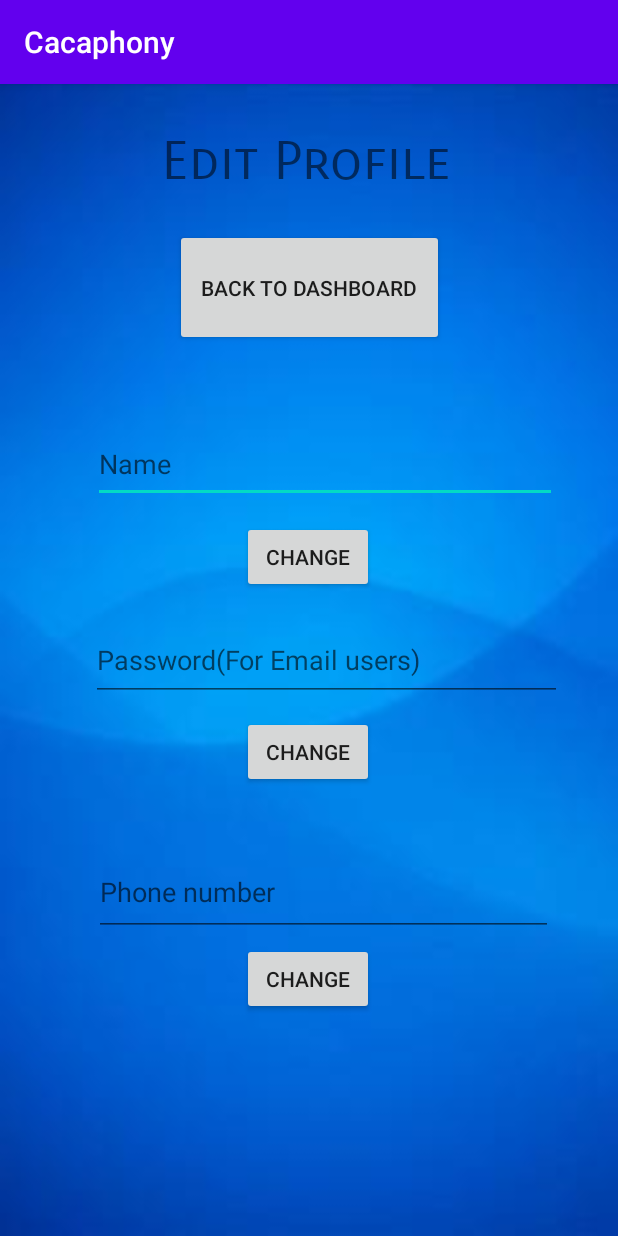
After one commit to blacken57/Cacaphony, an Android app: the EditCust screen opened directly, with no data from a screen before it, on a phone screen of 412 x 824 dp. The commit adds this screen. Run offline under Robolectric (Android 15) with nearby library versions, the phone set to English and light mode, and no system bars; our stand-ins replace Firebase (no records; nobody signed in at launch, a user with empty details on screens opened directly).

```diff
--- /dev/null
+++ b/app/src/main/java/com/example/cacaphony/EditCust.java
@@ -0,0 +1,119 @@
+package com.example.cacaphony;
+
+import android.annotation.SuppressLint;
+import android.content.Intent;
+import android.os.Bundle;
+import android.util.Log;
+import android.view.View;
+import android.widget.Button;
+import android.widget.EditText;
+import android.widget.Toast;
+
+import androidx.annotation.NonNull;
+import androidx.appcompat.app.AppCompatActivity;
+
+import com.google.android.gms.tasks.OnCompleteListener;
+import com.google.android.gms.tasks.OnFailureListener;
+import com.google.android.gms.tasks.OnSuccessListener;
+import com.google.android.gms.tasks.Task;
+import com.google.firebase.auth.FirebaseAuth;
+import com.google.firebase.auth.FirebaseUser;
+import com.google.firebase.firestore.DocumentReference;
+import com.google.firebase.firestore.FirebaseFirestore;
+import com.google.firebase.firestore.SetOptions;
+
+import java.util.HashMap;
+import java.util.Map;
+
+public class EditCust extends AppCompatActivity {
+    private static final String TAG = "EDIT ACTIVITY" ;
+    EditText mNameChange,mPhoneChange,mPassChange;
+    Button changePass,changeName,changePhone,mBack;
+    FirebaseAuth mFAuth;
+    FirebaseFirestore fStore;
+    String userID;
+
+    @SuppressLint("WrongViewCast")
+    @Override
+    protected void onCreate(Bundle savedInstanceState) {
+        super.onCreate(savedInstanceState);
+        setContentView(R.layout.activity_edit_cust);
+        mNameChange = findViewById(R.id.fullNameEdit);
+        mPhoneChange = findViewById(R.id.phoneEdit);
+        mPassChange = findViewById(R.id.passEdit);
+        changePass = findViewById(R.id.passwordChange);
+        changeName = findViewById(R.id.nameChange);
+        changePhone = findViewById(R.id.PhoneChange);
+        mBack = findViewById(R.id.Dashy);
+        mFAuth = FirebaseAuth.getInstance();
+        fStore = FirebaseFirestore.getInstance();
+        changePass.setOnClickListener(new View.OnClickListener() {
+            @Override
+            public void onClick(View v) {
+                String password = mPassChange.getText().toString().trim();
+                if (password.length() <= 6) {
+                    mPassChange.setError("Password length should be greater than 6");
+                    return;
+                }
+                userID = mFAuth.getCurrentUser().getUid();
+                DocumentReference documentReference = fStore.collection("Customers").document(userID);
+                Map<String,Object> user = new HashMap<>();
+                user.put("password",password);
+                documentReference.set(user, SetOptions.merge());
+                Toast.makeText(EditCust.this, "Changed password successfully", Toast.LENGTH_SHORT).show();
+                FirebaseUser user1 = FirebaseAuth.getInstance().getCurrentUser();
+                user1.updatePassword(password)
+                        .addOnCompleteListener(new OnCompleteListener<Void>() {
+                            @Override
+                            public void onComplete(@NonNull Task<Void> task) {
+                                if (task.isSuccessful()) {
+                                    Log.d(TAG, "User password updated.");
+                                }
+                            }
+                        });
+
+            }
+            });
+
+
+        changeName.setOnClickListener(new View.OnClickListener() {
+            @Override
+            public void onClick(View v) {
+                String name = mNameChange.getText().toString().trim();
+                if(name.length()<1){
+                    mNameChange.setError("Set a Name you stupid beach");
+                }
+                userID = mFAuth.getCurrentUser().getUid();
+                DocumentReference documentReference = fStore.collection("Customers").document(userID);
+                Map<String,Object> user = new HashMap<>();
+                user.put("fName",name);
+                documentReference.set(user, SetOptions.merge());
+                Toast.makeText(EditCust.this, "Changed Name successfully", Toast.LENGTH_SHORT).show();
+            }
+        });
+
+        changePhone.setOnClickListener(new View.OnClickListener() {
+            @Override
+            public void onClick(View v) {
+                String phone = mPhoneChange.getText().toString().trim();
+                if (phone.length() <= 6) {
+                    mPhoneChange.setError("Give a proper phone number");
+                    return;
+                }
+                userID = mFAuth.getCurrentUser().getUid();
+                DocumentReference documentReference = fStore.collection("Customers").document(userID);
+                Map<String,Object> user = new HashMap<>();
+                user.put("Phone number",phone);
+                documentReference.set(user, SetOptions.merge());
+                Toast.makeText(EditCust.this, "Changed Phone successfully", Toast.LENGTH_SHORT).show();
+            }
+        });
+
+        mBack.setOnClickListener(new View.OnClickListener() {
+            @Override
+            public void onClick(View v) {
+                startActivity(new Intent(getApplicationContext(), CustomerDashboard.class));
+            }
+        });
+    }
+}
--- a/app/src/main/res/layout/activity_customer_dashboard.xml
+++ b/app/src/main/res/layout/activity_customer_dashboard.xml
@@ -48,7 +48,7 @@
         app:layout_constraintVertical_bias="0.282" />
 
     <Button
-        android:id="@+id/button"
+        android:id="@+id/set"
         android:layout_width="96dp"
         android:layout_height="56dp"
         android:text="Account Settings"
--- /dev/null
+++ b/app/src/main/res/layout/activity_edit_cust.xml
@@ -0,0 +1,114 @@
+<?xml version="1.0" encoding="utf-8"?>
+<androidx.constraintlayout.widget.ConstraintLayout xmlns:android="http://schemas.android.com/apk/res/android"
+    xmlns:app="http://schemas.android.com/apk/res-auto"
+    xmlns:tools="http://schemas.android.com/tools"
+    android:id="@+id/Registeringto"
+    android:layout_width="match_parent"
+    android:layout_height="match_parent"
+    android:background="@drawable/unnamed">
+
+    <TextView
+        android:id="@+id/textView"
+        android:layout_width="196dp"
+        android:layout_height="53dp"
+        android:fontFamily="sans-serif-smallcaps"
+        android:text="Edit Profile"
+        android:textColorLink="#FFFFFF"
+        android:textSize="35sp"
+        app:layout_constraintBottom_toBottomOf="parent"
+        app:layout_constraintEnd_toEndOf="parent"
+        app:layout_constraintStart_toStartOf="parent"
+        app:layout_constraintTop_toTopOf="parent"
+        app:layout_constraintVertical_bias="0.043" />
+
+    <EditText
+        android:id="@+id/fullNameEdit"
+        android:layout_width="309dp"
+        android:layout_height="52dp"
+        android:ems="10"
+        android:hint="Name     "
+        android:inputType="textPersonName"
+        android:textColor="#FFFFFF"
+        app:layout_constraintBottom_toBottomOf="parent"
+        app:layout_constraintEnd_toEndOf="parent"
+        app:layout_constraintHorizontal_bias="0.607"
+        app:layout_constraintStart_toStartOf="parent"
+        app:layout_constraintTop_toBottomOf="@+id/textView"
+        app:layout_constraintVertical_bias="0.227" />
+
+    <EditText
+        android:id="@+id/passEdit"
+        android:layout_width="314dp"
+        android:layout_height="54dp"
+        android:ems="10"
+        android:hint="Password(For Email users)"
+        android:inputType="textPersonName"
+        app:layout_constraintBottom_toBottomOf="parent"
+        app:layout_constraintEnd_toEndOf="parent"
+        app:layout_constraintHorizontal_bias="0.618"
+        app:layout_constraintStart_toStartOf="parent"
+        app:layout_constraintTop_toTopOf="parent" />
+
+    <EditText
+        android:id="@+id/phoneEdit"
+        android:layout_width="306dp"
+        android:layout_height="58dp"
+        android:layout_marginBottom="200dp"
+        android:ems="10"
+        android:hint="Phone number"
+        android:inputType="phone"
+        app:layout_constraintBottom_toBottomOf="parent"
+        app:layout_constraintEnd_toEndOf="parent"
+        app:layout_constraintHorizontal_bias="0.59"
+        app:layout_constraintStart_toStartOf="parent"
+        app:layout_constraintTop_toBottomOf="@+id/pass"
+        app:layout_constraintVertical_bias="0.69" />
+
+    <Button
+        android:id="@+id/nameChange"
+        android:layout_width="wrap_content"
+        android:layout_height="wrap_content"
+        android:text="Change"
+        app:layout_constraintBottom_toBottomOf="parent"
+        app:layout_constraintEnd_toEndOf="parent"
+        app:layout_constraintHorizontal_bias="0.498"
+        app:layout_constraintStart_toStartOf="parent"
+        app:layout_constraintTop_toTopOf="parent"
+        app:layout_constraintVertical_bias="0.405" />
+
+    <Button
+        android:id="@+id/passwordChange"
+        android:layout_width="wrap_content"
+        android:layout_height="wrap_content"
+        android:text="Change"
+        app:layout_constraintBottom_toBottomOf="parent"
+        app:layout_constraintEnd_toEndOf="parent"
+        app:layout_constraintHorizontal_bias="0.498"
+        app:layout_constraintStart_toStartOf="parent"
+        app:layout_constraintTop_toTopOf="parent"
+        app:layout_constraintVertical_bias="0.585" />
+
+    <Button
+        android:id="@+id/PhoneChange"
+        android:layout_width="wrap_content"
+        android:layout_height="wrap_content"
+        android:text="Change"
+        app:layout_constraintBottom_toBottomOf="parent"
+        app:layout_constraintEnd_toEndOf="parent"
+        app:layout_constraintHorizontal_bias="0.498"
+        app:layout_constraintStart_toStartOf="parent"
+        app:layout_constraintTop_toTopOf="parent"
+        app:layout_constraintVertical_bias="0.795" />
+
+    <Button
+        android:id="@+id/Dashy"
+        android:layout_width="179dp"
+        android:layout_height="78dp"
+        android:text="Back to Dashboard"
+        app:layout_constraintBottom_toBottomOf="parent"
+        app:layout_constraintEnd_toEndOf="parent"
+        app:layout_constraintStart_toStartOf="parent"
+        app:layout_constraintTop_toTopOf="parent"
+        app:layout_constraintVertical_bias="0.13999999" />
+
+</androidx.constraintlayout.widget.ConstraintLayout>
```
Also changed, not shown: app/src/main/AndroidManifest.xml (+2 -8 lines), app/src/main/java/com/example/cacaphony/CustomerDashboard.java (+12 -0 lines), app/src/main/java/com/example/cacaphony/EditPage.java (deleted, +0 -15 lines), app/src/main/java/com/example/cacaphony/Login.java (+3 -7 lines), app/src/main/java/com/example/cacaphony/Register.java (+3 -5 lines), app/src/main/res/layout/activity_register.xml (+13 -11 lines).
